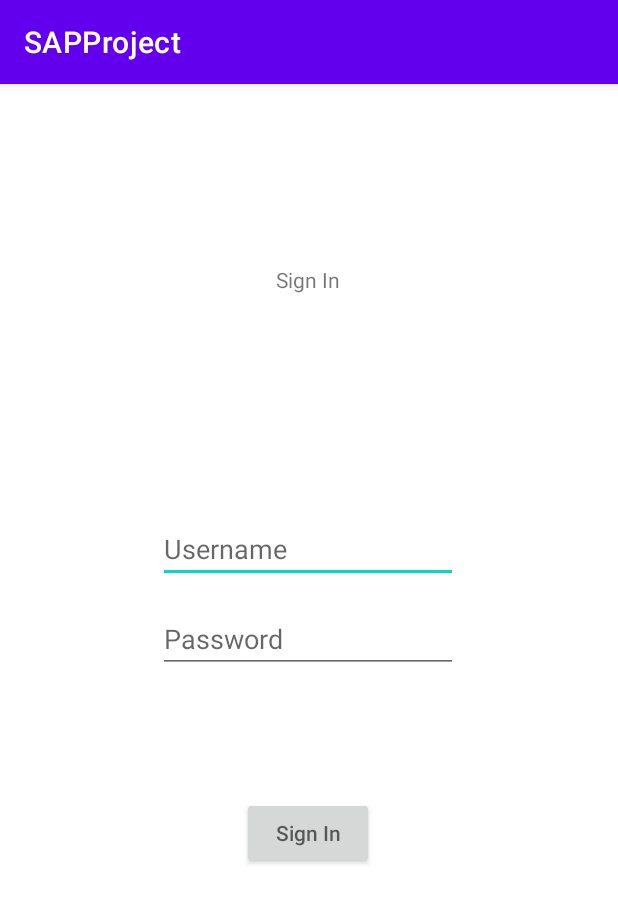
After one commit to shanem1996/SAPProject, an Android app: the SignInActivity screen opened directly, with no data from a screen before it, on a phone screen of 412 x 824 dp. The commit adds this screen. Shown: the top 903 px of the screen. Run offline under Robolectric (Android 15) with nearby library versions, the phone set to English and light mode, and no system bars.

Commit message:
created sign in activity

```diff
--- a/app/src/main/AndroidManifest.xml
+++ b/app/src/main/AndroidManifest.xml
@@ -13,7 +13,14 @@
         android:theme="@style/Theme.SAPProject"
         tools:targetApi="31">
         <activity
-            android:name=".HomeActivity"
+            android:name=".activities.SignInActivity"
+            android:exported="false">
+            <meta-data
+                android:name="android.app.lib_name"
+                android:value="" />
+        </activity>
+        <activity
+            android:name=".activities.HomeActivity"
             android:exported="false">
             <meta-data
                 android:name="android.app.lib_name"
--- a/app/src/main/java/com/example/sapproject/activities/MainActivity.kt
+++ b/app/src/main/java/com/example/sapproject/activities/MainActivity.kt
@@ -21,5 +21,10 @@ class MainActivity : AppCompatActivity() {
             startActivity(signup)
         }
 
+        binding.btnSignIn.setOnClickListener {
+            val signin = Intent(this, SignInActivity::class.java)
+            startActivity(signin)
+        }
+
     }
 }
--- /dev/null
+++ b/app/src/main/java/com/example/sapproject/activities/SignInActivity.kt
@@ -0,0 +1,32 @@
+package com.example.sapproject.activities
+
+import android.content.Intent
+import android.database.sqlite.SQLiteDatabase
+import androidx.appcompat.app.AppCompatActivity
+import android.os.Bundle
+import com.example.sapproject.activities.database.DatabaseHelper
+import com.example.sapproject.databinding.ActivitySignInBinding
+import com.google.android.material.snackbar.Snackbar
+
+class SignInActivity : AppCompatActivity() {
+
+    private lateinit var binding: ActivitySignInBinding
+    private lateinit var db: SQLiteDatabase
+
+    override fun onCreate(savedInstanceState: Bundle?) {
+        super.onCreate(savedInstanceState)
+        binding = ActivitySignInBinding.inflate(layoutInflater)
+        val view = binding.root
+        setContentView(view)
+
+        val dbHelper = DatabaseHelper(this)
+        db = dbHelper.readableDatabase
+
+        binding.btnSignIn.setOnClickListener {
+            val username = binding.tfUsername.text.toString()
+            val password = binding.tfPassword.text.toString()
+
+        }
+    }
+
+}
--- a/app/src/main/res/layout/activity_main.xml
+++ b/app/src/main/res/layout/activity_main.xml
@@ -29,6 +29,7 @@
         android:hint="Sign Up"/>
 
     <androidx.appcompat.widget.AppCompatButton
+        android:id="@+id/btnSignIn"
         android:layout_width="wrap_content"
         android:layout_height="wrap_content"
         app:layout_constraintBottom_toBottomOf="parent"
--- /dev/null
+++ b/app/src/main/res/layout/activity_sign_in.xml
@@ -0,0 +1,60 @@
+<?xml version="1.0" encoding="utf-8"?>
+<androidx.constraintlayout.widget.ConstraintLayout xmlns:android="http://schemas.android.com/apk/res/android"
+    xmlns:app="http://schemas.android.com/apk/res-auto"
+    xmlns:tools="http://schemas.android.com/tools"
+    android:layout_width="match_parent"
+    android:layout_height="match_parent"
+    tools:context=".activities.SignInActivity">
+
+    <TextView
+        android:id="@+id/tvSignIn"
+        android:layout_width="wrap_content"
+        android:layout_height="wrap_content"
+        android:text="Sign In"
+        app:layout_constraintBottom_toBottomOf="parent"
+        app:layout_constraintEnd_toEndOf="parent"
+        app:layout_constraintHorizontal_bias="0.498"
+        app:layout_constraintStart_toStartOf="parent"
+        app:layout_constraintTop_toTopOf="parent"
+        app:layout_constraintVertical_bias="0.161" />
+
+    <androidx.appcompat.widget.AppCompatEditText
+        android:id="@+id/tfUsername"
+        android:layout_width="200dp"
+        android:layout_height="wrap_content"
+        android:hint="Username"
+        app:layout_constraintBottom_toBottomOf="parent"
+        app:layout_constraintEnd_toEndOf="parent"
+        app:layout_constraintHorizontal_bias="0.498"
+        app:layout_constraintStart_toStartOf="parent"
+        app:layout_constraintTop_toBottomOf="@+id/tvSignIn"
+        app:layout_constraintVertical_bias="0.253" />
+
+
+    <androidx.appcompat.widget.AppCompatEditText
+        android:id="@+id/tfPassword"
+        android:layout_width="200dp"
+        android:layout_height="wrap_content"
+        android:hint="Password"
+        app:layout_constraintBottom_toBottomOf="parent"
+        app:layout_constraintEnd_toEndOf="parent"
+        app:layout_constraintHorizontal_bias="0.497"
+        app:layout_constraintStart_toStartOf="parent"
+        app:layout_constraintTop_toBottomOf="@+id/tfUsername"
+        app:layout_constraintVertical_bias="0.038"
+        android:inputType="textPassword"/>
+
+
+    <androidx.appcompat.widget.AppCompatButton
+        android:id="@+id/btnSignIn"
+        android:layout_width="wrap_content"
+        android:layout_height="wrap_content"
+        app:layout_constraintBottom_toBottomOf="parent"
+        app:layout_constraintEnd_toEndOf="parent"
+        app:layout_constraintHorizontal_bias="0.498"
+        app:layout_constraintStart_toStartOf="parent"
+        app:layout_constraintTop_toBottomOf="@+id/tfPassword"
+        app:layout_constraintVertical_bias="0.252"
+        android:hint="Sign In"/>
+
+</androidx.constraintlayout.widget.ConstraintLayout>
```
